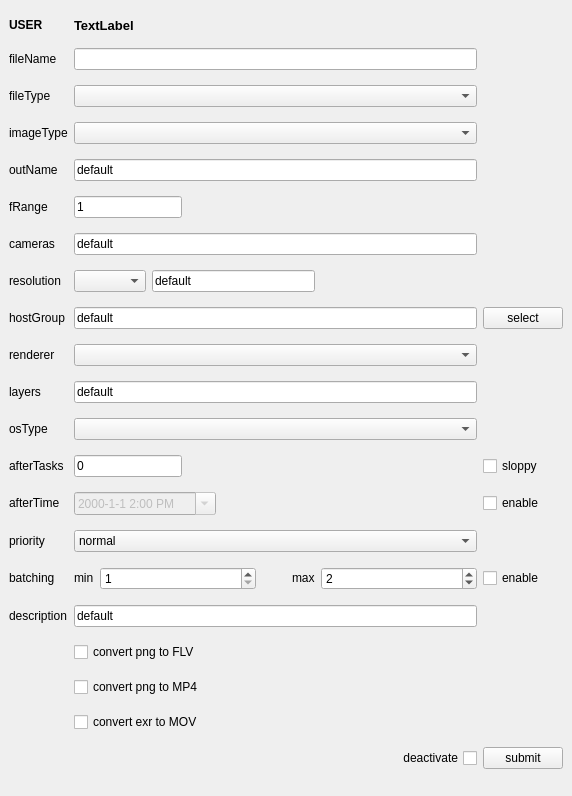
Qt form rbhusUI/lib/rbhusPipeSubmitRenderMod.ui (aumanimationstudios/rbhus) before a commit.
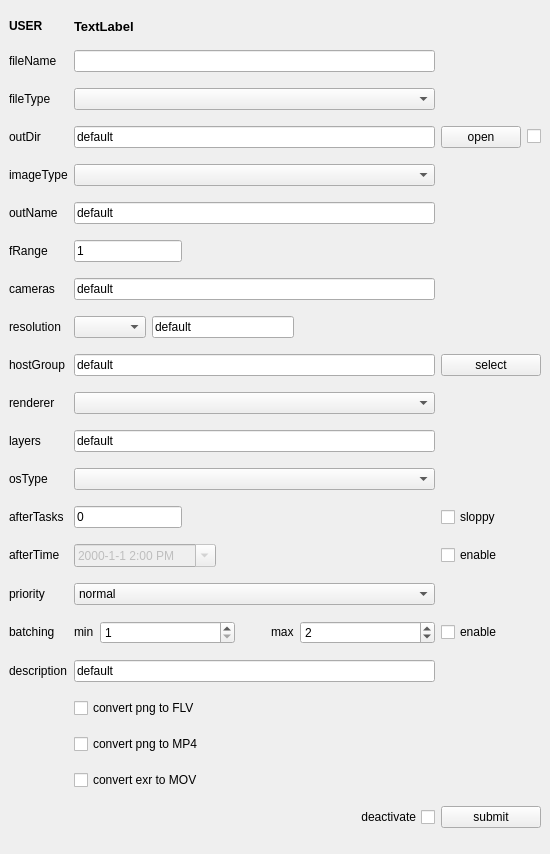
The same form after that commit.

What changed in the file:
```diff
--- a/rbhusUI/lib/rbhusPipeSubmitRenderMod.ui
+++ b/rbhusUI/lib/rbhusPipeSubmitRenderMod.ui
@@ -6,8 +6,8 @@
    <rect>
     <x>0</x>
     <y>0</y>
-    <width>572</width>
-    <height>796</height>
+    <width>550</width>
+    <height>854</height>
    </rect>
   </property>
   <property name="windowTitle">
@@ -15,79 +15,7 @@
   </property>
   <widget class="QWidget" name="centralwidget">
    <layout class="QGridLayout" name="gridLayout">
-    <item row="7" column="0">
-     <widget class="QLabel" name="labelFrange">
-      <property name="sizePolicy">
-       <sizepolicy hsizetype="Maximum" vsizetype="Fixed">
-        <horstretch>0</horstretch>
-        <verstretch>0</verstretch>
-       </sizepolicy>
-      </property>
-      <property name="text">
-       <string>fRange     </string>
-      </property>
-     </widget>
-    </item>
-    <item row="2" column="1">
-     <widget class="QComboBox" name="comboFileType">
-      <property name="sizePolicy">
-       <sizepolicy hsizetype="Expanding" vsizetype="Fixed">
-        <horstretch>0</horstretch>
-        <verstretch>0</verstretch>
-       </sizepolicy>
-      </property>
-     </widget>
-    </item>
-    <item row="10" column="2">
-     <widget class="QPushButton" name="pushSelectHostGroups">
-      <property name="sizePolicy">
-       <sizepolicy hsizetype="Minimum" vsizetype="Fixed">
-        <horstretch>0</horstretch>
-        <verstretch>0</verstretch>
-       </sizepolicy>
-      </property>
-      <property name="text">
-       <string>select</string>
-      </property>
-     </widget>
-    </item>
-    <item row="24" column="1">
-     <widget class="QCheckBox" name="checkPngFlv">
-      <property name="text">
-       <string>convert png to FLV</string>
-      </property>
-      <property name="checked">
-       <bool>false</bool>
-      </property>
-     </widget>
-    </item>
-    <item row="16" column="1">
-     <widget class="QLineEdit" name="lineEditAfterTask">
-      <property name="sizePolicy">
-       <sizepolicy hsizetype="Maximum" vsizetype="Fixed">
-        <horstretch>0</horstretch>
-        <verstretch>0</verstretch>
-       </sizepolicy>
-      </property>
-      <property name="text">
-       <string>0</string>
-      </property>
-     </widget>
-    </item>
-    <item row="1" column="0">
-     <widget class="QLabel" name="labelFileName">
-      <property name="sizePolicy">
-       <sizepolicy hsizetype="Maximum" vsizetype="Fixed">
-        <horstretch>0</horstretch>
-        <verstretch>0</verstretch>
-       </sizepolicy>
-      </property>
-      <property name="text">
-       <string>fileName</string>
-      </property>
-     </widget>
-    </item>
-    <item row="18" column="0">
+    <item row="19" column="0">
      <widget class="QLabel" name="labelPrio">
       <property name="sizePolicy">
        <sizepolicy hsizetype="Maximum" vsizetype="Fixed">
@@ -100,7 +28,74 @@
       </property>
      </widget>
     </item>
-    <item row="5" column="0">
+    <item row="11" column="1">
+     <widget class="QLineEdit" name="lineEditHostGroups">
+      <property name="sizePolicy">
+       <sizepolicy hsizetype="MinimumExpanding" vsizetype="Fixed">
+        <horstretch>0</horstretch>
+        <verstretch>0</verstretch>
+       </sizepolicy>
+      </property>
+      <property name="toolTip">
+       <string>comma seperated list of cameras to render</string>
+      </property>
+      <property name="text">
+       <string>default</string>
+      </property>
+      <property name="readOnly">
+       <bool>true</bool>
+      </property>
+     </widget>
+    </item>
+    <item row="6" column="1">
+     <widget class="QLineEdit" name="lineEditOutName">
+      <property name="sizePolicy">
+       <sizepolicy hsizetype="MinimumExpanding" vsizetype="Fixed">
+        <horstretch>0</horstretch>
+        <verstretch>0</verstretch>
+       </sizepolicy>
+      </property>
+      <property name="toolTip">
+       <string>name of the image file. eg: wtf.png</string>
+      </property>
+      <property name="whatsThis">
+       <string>&lt;html&gt;&lt;head/&gt;&lt;body&gt;&lt;p&gt;name of the image file. eg: &lt;span style=&quot; font-weight:600;&quot;&gt;wtfigo.png&lt;/span&gt;&lt;/p&gt;&lt;/body&gt;&lt;/html&gt;</string>
+      </property>
+      <property name="text">
+       <string>default</string>
+      </property>
+      <property name="dragEnabled">
+       <bool>true</bool>
+      </property>
+      <property name="readOnly">
+       <bool>false</bool>
+      </property>
+     </widget>
+    </item>
+    <item row="13" column="1">
+     <widget class="QComboBox" name="comboRenderer">
+      <property name="sizePolicy">
+       <sizepolicy hsizetype="Expanding" vsizetype="Fixed">
+        <horstretch>0</horstretch>
+        <verstretch>0</verstretch>
+       </sizepolicy>
+      </property>
+     </widget>
+    </item>
+    <item row="11" column="2">
+     <widget class="QPushButton" name="pushSelectHostGroups">
+      <property name="sizePolicy">
+       <sizepolicy hsizetype="Minimum" vsizetype="Fixed">
+        <horstretch>0</horstretch>
+        <verstretch>0</verstretch>
+       </sizepolicy>
+      </property>
+      <property name="text">
+       <string>select</string>
+      </property>
+     </widget>
+    </item>
+    <item row="6" column="0">
      <widget class="QLabel" name="labelImageName">
       <property name="sizePolicy">
        <sizepolicy hsizetype="Maximum" vsizetype="Fixed">
@@ -113,43 +108,7 @@
       </property>
      </widget>
     </item>
-    <item row="12" column="1">
-     <widget class="QComboBox" name="comboRenderer">
-      <property name="sizePolicy">
-       <sizepolicy hsizetype="Expanding" vsizetype="Fixed">
-        <horstretch>0</horstretch>
-        <verstretch>0</verstretch>
-       </sizepolicy>
-      </property>
-     </widget>
-    </item>
-    <item row="17" column="0">
-     <widget class="QLabel" name="labelAfterTime">
-      <property name="sizePolicy">
-       <sizepolicy hsizetype="Maximum" vsizetype="Fixed">
-        <horstretch>0</horstretch>
-        <verstretch>0</verstretch>
-       </sizepolicy>
-      </property>
-      <property name="text">
-       <string>afterTime </string>
-      </property>
-     </widget>
-    </item>
-    <item row="27" column="2">
-     <widget class="QPushButton" name="pushSubmit">
-      <property name="sizePolicy">
-       <sizepolicy hsizetype="Minimum" vsizetype="Fixed">
-        <horstretch>0</horstretch>
-        <verstretch>0</verstretch>
-       </sizepolicy>
-      </property>
-      <property name="text">
-       <string>submit</string>
-      </property>
-     </widget>
-    </item>
-    <item row="17" column="2">
+    <item row="18" column="2">
      <widget class="QCheckBox" name="checkAfterTime">
       <property name="sizePolicy">
        <sizepolicy hsizetype="Minimum" vsizetype="Fixed">
@@ -162,7 +121,7 @@
       </property>
      </widget>
     </item>
-    <item row="26" column="1">
+    <item row="27" column="1">
      <widget class="QCheckBox" name="checkExrMov">
       <property name="text">
        <string>convert exr to MOV</string>
@@ -172,35 +131,6 @@
       </property>
      </widget>
     </item>
-    <item row="23" column="1">
-     <widget class="QLineEdit" name="lineEditDescription">
-      <property name="sizePolicy">
-       <sizepolicy hsizetype="MinimumExpanding" vsizetype="Fixed">
-        <horstretch>0</horstretch>
-        <verstretch>0</verstretch>
-       </sizepolicy>
-      </property>
-      <property name="text">
-       <string>default</string>
-      </property>
-      <property name="dragEnabled">
-       <bool>true</bool>
-      </property>
-     </widget>
-    </item>
-    <item row="20" column="0">
-     <widget class="QLabel" name="labelBatching">
-      <property name="sizePolicy">
-       <sizepolicy hsizetype="Maximum" vsizetype="Fixed">
-        <horstretch>0</horstretch>
-        <verstretch>0</verstretch>
-       </sizepolicy>
-      </property>
-      <property name="text">
-       <string>batching</string>
-      </property>
-     </widget>
-    </item>
     <item row="0" column="1">
      <widget class="QLabel" name="labelUser">
       <property name="sizePolicy">
@@ -222,115 +152,43 @@
       </property>
      </widget>
     </item>
-    <item row="17" column="1">
-     <widget class="QDateTimeEdit" name="afterTimeEdit">
-      <property name="enabled">
-       <bool>false</bool>
-      </property>
-      <property name="sizePolicy">
-       <sizepolicy hsizetype="Fixed" vsizetype="Fixed">
-        <horstretch>0</horstretch>
-        <verstretch>0</verstretch>
-       </sizepolicy>
-      </property>
-      <property name="time">
-       <time>
-        <hour>14</hour>
-        <minute>0</minute>
-        <second>0</second>
-       </time>
-      </property>
-      <property name="currentSection">
-       <enum>QDateTimeEdit::YearSection</enum>
-      </property>
-      <property name="displayFormat">
-       <string>yyyy-M-d h:mm A</string>
-      </property>
-      <property name="calendarPopup">
-       <bool>true</bool>
-      </property>
-     </widget>
-    </item>
-    <item row="10" column="1">
-     <widget class="QLineEdit" name="lineEditHostGroups">
-      <property name="sizePolicy">
-       <sizepolicy hsizetype="MinimumExpanding" vsizetype="Fixed">
-        <horstretch>0</horstretch>
-        <verstretch>0</verstretch>
-       </sizepolicy>
-      </property>
-      <property name="toolTip">
-       <string>comma seperated list of cameras to render</string>
-      </property>
-      <property name="text">
-       <string>default</string>
-      </property>
-      <property name="readOnly">
-       <bool>true</bool>
-      </property>
-     </widget>
-    </item>
-    <item row="18" column="1">
-     <widget class="QComboBox" name="comboPrio">
-      <property name="sizePolicy">
-       <sizepolicy hsizetype="MinimumExpanding" vsizetype="Fixed">
-        <horstretch>0</horstretch>
-        <verstretch>0</verstretch>
-       </sizepolicy>
-      </property>
-      <item>
-       <property name="text">
-        <string>normal</string>
-       </property>
-      </item>
-      <item>
-       <property name="text">
-        <string>low</string>
-       </property>
-      </item>
-      <item>
-       <property name="text">
-        <string>high</string>
-       </property>
-      </item>
-     </widget>
-    </item>
-    <item row="5" column="1">
-     <widget class="QLineEdit" name="lineEditOutName">
-      <property name="sizePolicy">
-       <sizepolicy hsizetype="MinimumExpanding" vsizetype="Fixed">
-        <horstretch>0</horstretch>
-        <verstretch>0</verstretch>
-       </sizepolicy>
-      </property>
-      <property name="toolTip">
-       <string>name of the image file. eg: wtf.png</string>
-      </property>
-      <property name="whatsThis">
-       <string>&lt;html&gt;&lt;head/&gt;&lt;body&gt;&lt;p&gt;name of the image file. eg: &lt;span style=&quot; font-weight:600;&quot;&gt;wtfigo.png&lt;/span&gt;&lt;/p&gt;&lt;/body&gt;&lt;/html&gt;</string>
-      </property>
-      <property name="text">
-       <string>default</string>
-      </property>
-      <property name="dragEnabled">
-       <bool>true</bool>
-      </property>
-      <property name="readOnly">
-       <bool>false</bool>
-      </property>
-     </widget>
-    </item>
     <item row="25" column="1">
-     <widget class="QCheckBox" name="checkPngMP4">
+     <widget class="QCheckBox" name="checkPngFlv">
       <property name="text">
-       <string>convert png to MP4</string>
+       <string>convert png to FLV</string>
       </property>
       <property name="checked">
        <bool>false</bool>
       </property>
      </widget>
     </item>
-    <item row="20" column="1">
+    <item row="8" column="0">
+     <widget class="QLabel" name="labelFrange">
+      <property name="sizePolicy">
+       <sizepolicy hsizetype="Maximum" vsizetype="Fixed">
+        <horstretch>0</horstretch>
+        <verstretch>0</verstretch>
+       </sizepolicy>
+      </property>
+      <property name="text">
+       <string>fRange     </string>
+      </property>
+     </widget>
+    </item>
+    <item row="21" column="0">
+     <widget class="QLabel" name="labelBatching">
+      <property name="sizePolicy">
+       <sizepolicy hsizetype="Maximum" vsizetype="Fixed">
+        <horstretch>0</horstretch>
+        <verstretch>0</verstretch>
+       </sizepolicy>
+      </property>
+      <property name="text">
+       <string>batching</string>
+      </property>
+     </widget>
+    </item>
+    <item row="21" column="1">
      <layout class="QHBoxLayout" name="horizontalLayout_3">
       <item>
        <widget class="QLabel" name="labelMinBatch">
@@ -411,8 +269,8 @@
       </item>
      </layout>
     </item>
-    <item row="23" column="0">
-     <widget class="QLabel" name="labelDescription">
+    <item row="18" column="0">
+     <widget class="QLabel" name="labelAfterTime">
       <property name="sizePolicy">
        <sizepolicy hsizetype="Maximum" vsizetype="Fixed">
         <horstretch>0</horstretch>
@@ -420,11 +278,24 @@
        </sizepolicy>
       </property>
       <property name="text">
-       <string>description</string>
+       <string>afterTime </string>
       </property>
      </widget>
     </item>
-    <item row="16" column="0">
+    <item row="28" column="2">
+     <widget class="QPushButton" name="pushSubmit">
+      <property name="sizePolicy">
+       <sizepolicy hsizetype="Minimum" vsizetype="Fixed">
+        <horstretch>0</horstretch>
+        <verstretch>0</verstretch>
+       </sizepolicy>
+      </property>
+      <property name="text">
+       <string>submit</string>
+      </property>
+     </widget>
+    </item>
+    <item row="17" column="0">
      <widget class="QLabel" name="labelAfterTask">
       <property name="sizePolicy">
        <sizepolicy hsizetype="Maximum" vsizetype="Fixed">
@@ -437,7 +308,7 @@
       </property>
      </widget>
     </item>
-    <item row="14" column="1">
+    <item row="15" column="1">
      <widget class="QLineEdit" name="lineEditLayer">
       <property name="sizePolicy">
        <sizepolicy hsizetype="MinimumExpanding" vsizetype="Fixed">
@@ -453,7 +324,59 @@
       </property>
      </widget>
     </item>
-    <item row="14" column="0">
+    <item row="24" column="1">
+     <widget class="QLineEdit" name="lineEditDescription">
+      <property name="sizePolicy">
+       <sizepolicy hsizetype="MinimumExpanding" vsizetype="Fixed">
+        <horstretch>0</horstretch>
+        <verstretch>0</verstretch>
+       </sizepolicy>
+      </property>
+      <property name="text">
+       <string>default</string>
+      </property>
+      <property name="dragEnabled">
+       <bool>true</bool>
+      </property>
+     </widget>
+    </item>
+    <item row="26" column="1">
+     <widget class="QCheckBox" name="checkPngMP4">
+      <property name="text">
+       <string>convert png to MP4</string>
+      </property>
+      <property name="checked">
+       <bool>false</bool>
+      </property>
+     </widget>
+    </item>
+    <item row="1" column="0">
+     <widget class="QLabel" name="labelFileName">
+      <property name="sizePolicy">
+       <sizepolicy hsizetype="Maximum" vsizetype="Fixed">
+        <horstretch>0</horstretch>
+        <verstretch>0</verstretch>
+       </sizepolicy>
+      </property>
+      <property name="text">
+       <string>fileName</string>
+      </property>
+     </widget>
+    </item>
+    <item row="17" column="1">
+     <widget class="QLineEdit" name="lineEditAfterTask">
+      <property name="sizePolicy">
+       <sizepolicy hsizetype="Maximum" vsizetype="Fixed">
+        <horstretch>0</horstretch>
+        <verstretch>0</verstretch>
+       </sizepolicy>
+      </property>
+      <property name="text">
+       <string>0</string>
+      </property>
+     </widget>
+    </item>
+    <item row="15" column="0">
      <widget class="QLabel" name="labelLayer">
       <property name="sizePolicy">
        <sizepolicy hsizetype="Maximum" vsizetype="Fixed">
@@ -466,7 +389,84 @@
       </property>
      </widget>
     </item>
-    <item row="9" column="1">
+    <item row="2" column="1">
+     <widget class="QComboBox" name="comboFileType">
+      <property name="sizePolicy">
+       <sizepolicy hsizetype="Expanding" vsizetype="Fixed">
+        <horstretch>0</horstretch>
+        <verstretch>0</verstretch>
+       </sizepolicy>
+      </property>
+     </widget>
+    </item>
+    <item row="19" column="1">
+     <widget class="QComboBox" name="comboPrio">
+      <property name="sizePolicy">
+       <sizepolicy hsizetype="MinimumExpanding" vsizetype="Fixed">
+        <horstretch>0</horstretch>
+        <verstretch>0</verstretch>
+       </sizepolicy>
+      </property>
+      <item>
+       <property name="text">
+        <string>normal</string>
+       </property>
+      </item>
+      <item>
+       <property name="text">
+        <string>low</string>
+       </property>
+      </item>
+      <item>
+       <property name="text">
+        <string>high</string>
+       </property>
+      </item>
+     </widget>
+    </item>
+    <item row="18" column="1">
+     <widget class="QDateTimeEdit" name="afterTimeEdit">
+      <property name="enabled">
+       <bool>false</bool>
+      </property>
+      <property name="sizePolicy">
+       <sizepolicy hsizetype="Fixed" vsizetype="Fixed">
+        <horstretch>0</horstretch>
+        <verstretch>0</verstretch>
+       </sizepolicy>
+      </property>
+      <property name="time">
+       <time>
+        <hour>14</hour>
+        <minute>0</minute>
+        <second>0</second>
+       </time>
+      </property>
+      <property name="currentSection">
+       <enum>QDateTimeEdit::YearSection</enum>
+      </property>
+      <property name="displayFormat">
+       <string>yyyy-M-d h:mm A</string>
+      </property>
+      <property name="calendarPopup">
+       <bool>true</bool>
+      </property>
+     </widget>
+    </item>
+    <item row="24" column="0">
+     <widget class="QLabel" name="labelDescription">
+      <property name="sizePolicy">
+       <sizepolicy hsizetype="Maximum" vsizetype="Fixed">
+        <horstretch>0</horstretch>
+        <verstretch>0</verstretch>
+       </sizepolicy>
+      </property>
+      <property name="text">
+       <string>description</string>
+      </property>
+     </widget>
+    </item>
+    <item row="10" column="1">
      <layout class="QHBoxLayout" name="horizontalLayout">
       <item>
        <widget class="QComboBox" name="comboRes">
@@ -515,7 +515,7 @@
       </item>
      </layout>
     </item>
-    <item row="4" column="0">
+    <item row="5" column="0">
      <widget class="QLabel" name="labelImageType">
       <property name="sizePolicy">
        <sizepolicy hsizetype="Maximum" vsizetype="Fixed">
@@ -528,7 +528,7 @@
       </property>
      </widget>
     </item>
-    <item row="7" column="1">
+    <item row="8" column="1">
      <widget class="QLineEdit" name="lineEditFrange">
       <property name="sizePolicy">
        <sizepolicy hsizetype="Maximum" vsizetype="Fixed">
@@ -547,7 +547,7 @@
       </property>
      </widget>
     </item>
-    <item row="15" column="0">
+    <item row="16" column="0">
      <widget class="QLabel" name="labelOsType">
       <property name="sizePolicy">
        <sizepolicy hsizetype="Maximum" vsizetype="Fixed">
@@ -560,14 +560,14 @@
       </property>
      </widget>
     </item>
-    <item row="16" column="2">
+    <item row="17" column="2">
      <widget class="QCheckBox" name="checkSloppy">
       <property name="text">
        <string>sloppy</string>
       </property>
      </widget>
     </item>
-    <item row="8" column="0">
+    <item row="9" column="0">
      <widget class="QLabel" name="labelCamera">
       <property name="sizePolicy">
        <sizepolicy hsizetype="Maximum" vsizetype="Fixed">
@@ -580,7 +580,17 @@
       </property>
      </widget>
     </item>
-    <item row="9" column="0">
+    <item row="5" column="1">
+     <widget class="QComboBox" name="comboImageType">
+      <property name="sizePolicy">
+       <sizepolicy hsizetype="Expanding" vsizetype="Fixed">
+        <horstretch>0</horstretch>
+        <verstretch>0</verstretch>
+       </sizepolicy>
+      </property>
+     </widget>
+    </item>
+    <item row="10" column="0">
      <widget class="QLabel" name="labelResolution">
       <property name="sizePolicy">
        <sizepolicy hsizetype="Maximum" vsizetype="Fixed">
@@ -593,35 +603,6 @@
       </property>
      </widget>
     </item>
-    <item row="0" column="0">
-     <widget class="QLabel" name="label">
-      <property name="sizePolicy">
-       <sizepolicy hsizetype="Preferred" vsizetype="Fixed">
-        <horstretch>0</horstretch>
-        <verstretch>0</verstretch>
-       </sizepolicy>
-      </property>
-      <property name="font">
-       <font>
-        <weight>75</weight>
-        <bold>true</bold>
-       </font>
-      </property>
-      <property name="text">
-       <string>USER</string>
-      </property>
-     </widget>
-    </item>
-    <item row="4" column="1">
-     <widget class="QComboBox" name="comboImageType">
-      <property name="sizePolicy">
-       <sizepolicy hsizetype="Expanding" vsizetype="Fixed">
-        <horstretch>0</horstretch>
-        <verstretch>0</verstretch>
-       </sizepolicy>
-      </property>
-     </widget>
-    </item>
     <item row="1" column="1">
      <widget class="QLineEdit" name="lineEditFileName">
       <property name="sizePolicy">
@@ -641,7 +622,26 @@
       </property>
      </widget>
     </item>
-    <item row="20" column="2">
+    <item row="0" column="0">
+     <widget class="QLabel" name="label">
+      <property name="sizePolicy">
+       <sizepolicy hsizetype="Preferred" vsizetype="Fixed">
+        <horstretch>0</horstretch>
+        <verstretch>0</verstretch>
+       </sizepolicy>
+      </property>
+      <property name="font">
+       <font>
+        <weight>75</weight>
+        <bold>true</bold>
+       </font>
+      </property>
+      <property name="text">
+       <string>USER</string>
+      </property>
+     </widget>
+    </item>
+    <item row="21" column="2">
      <widget class="QCheckBox" name="checkBatching">
       <property name="sizePolicy">
        <sizepolicy hsizetype="Minimum" vsizetype="Fixed">
@@ -670,7 +670,7 @@
       </property>
      </widget>
     </item>
-    <item row="27" column="1">
+    <item row="28" column="1">
      <layout class="QHBoxLayout" name="horizontalLayout_2">
       <item>
        <spacer name="horizontalSpacer">
@@ -703,7 +703,17 @@
       </item>
      </layout>
     </item>
-    <item row="12" column="0">
+    <item row="16" column="1">
+     <widget class="QComboBox" name="comboOsType">
+      <property name="sizePolicy">
+       <sizepolicy hsizetype="MinimumExpanding" vsizetype="Fixed">
+        <horstretch>0</horstretch>
+        <verstretch>0</verstretch>
+       </sizepolicy>
+      </property>
+     </widget>
+    </item>
+    <item row="13" column="0">
      <widget class="QLabel" name="labeRenderer">
       <property name="sizePolicy">
        <sizepolicy hsizetype="Maximum" vsizetype="Fixed">
@@ -716,7 +726,7 @@
       </property>
      </widget>
     </item>
-    <item row="10" column="0">
+    <item row="11" column="0">
      <widget class="QLabel" name="labelHostGroup">
       <property name="sizePolicy">
        <sizepolicy hsizetype="Maximum" vsizetype="Fixed">
@@ -729,17 +739,7 @@
       </property>
      </widget>
     </item>
-    <item row="15" column="1">
-     <widget class="QComboBox" name="comboOsType">
-      <property name="sizePolicy">
-       <sizepolicy hsizetype="MinimumExpanding" vsizetype="Fixed">
-        <horstretch>0</horstretch>
-        <verstretch>0</verstretch>
-       </sizepolicy>
-      </property>
-     </widget>
-    </item>
-    <item row="8" column="1">
+    <item row="9" column="1">
      <widget class="QLineEdit" name="lineEditCameras">
       <property name="sizePolicy">
        <sizepolicy hsizetype="MinimumExpanding" vsizetype="Fixed">
@@ -755,6 +755,71 @@
       </property>
      </widget>
     </item>
+    <item row="3" column="0">
+     <widget class="QLabel" name="labelOutDir">
+      <property name="sizePolicy">
+       <sizepolicy hsizetype="Maximum" vsizetype="Fixed">
+        <horstretch>0</horstretch>
+        <verstretch>0</verstretch>
+       </sizepolicy>
+      </property>
+      <property name="text">
+       <string>outDir</string>
+      </property>
+     </widget>
+    </item>
+    <item row="3" column="1">
+     <widget class="QLineEdit" name="lineEditOutDir">
+      <property name="sizePolicy">
+       <sizepolicy hsizetype="MinimumExpanding" vsizetype="Fixed">
+        <horstretch>0</horstretch>
+        <verstretch>0</verstretch>
+       </sizepolicy>
+      </property>
+      <property name="toolTip">
+       <string/>
+      </property>
+      <property name="whatsThis">
+       <string>output directory to dump files</string>
+      </property>
+      <property name="text">
+       <string>default</string>
+      </property>
+      <property name="dragEnabled">
+       <bool>true</bool>
+      </property>
+     </widget>
+    </item>
+    <item row="3" column="2">
+     <layout class="QHBoxLayout" name="horizontalLayout_4">
+      <item>
+       <widget class="QPushButton" name="pushOutDir">
+        <property name="sizePolicy">
+         <sizepolicy hsizetype="Fixed" vsizetype="Fixed">
+          <horstretch>0</horstretch>
+          <verstretch>0</verstretch>
+         </sizepolicy>
+        </property>
+        <property name="minimumSize">
+         <size>
+          <width>1</width>
+          <height>0</height>
+         </size>
+        </property>
+        <property name="text">
+         <string>open</string>
+        </property>
+       </widget>
+      </item>
+      <item>
+       <widget class="QCheckBox" name="checkOutDir">
+        <property name="text">
+         <string/>
+        </property>
+       </widget>
+      </item>
+     </layout>
+    </item>
    </layout>
   </widget>
  </widget>
```
